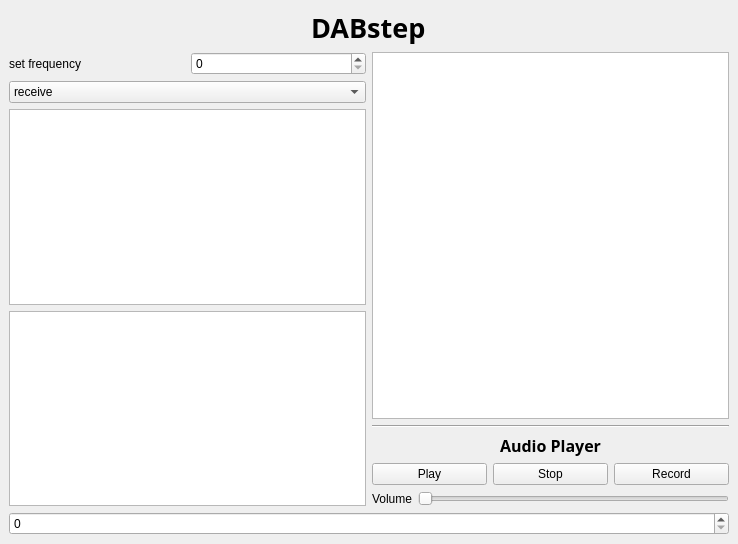
Before: the Qt Designer form python/GUI/user_frontend.ui in rubund/gr-dab, drawn with Qt 5.
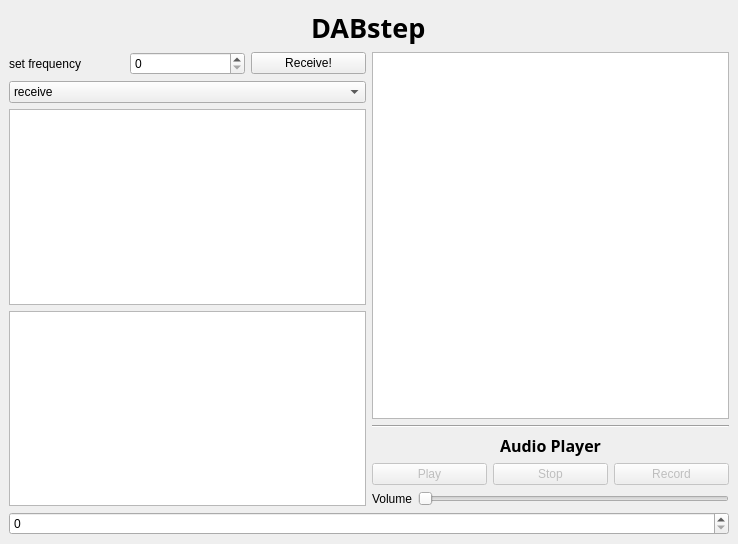
After: the same form once the commit is applied.

Commit message: GUI: enable reception

```diff
--- a/python/GUI/user_frontend.ui
+++ b/python/GUI/user_frontend.ui
@@ -48,7 +48,18 @@
            </widget>
           </item>
           <item>
-           <widget class="QSpinBox" name="spinBox_3"/>
+           <widget class="QSpinBox" name="spinbox_frequency">
+            <property name="maximum">
+             <number>1000000000</number>
+            </property>
+           </widget>
+          </item>
+          <item>
+           <widget class="QPushButton" name="btn_receive">
+            <property name="text">
+             <string>Receive!</string>
+            </property>
+           </widget>
           </item>
          </layout>
         </item>
@@ -107,21 +118,30 @@
         <item>
          <layout class="QHBoxLayout" name="horizontalLayout_5">
           <item>
-           <widget class="QPushButton" name="pushButton_2">
+           <widget class="QPushButton" name="btn_play">
+            <property name="enabled">
+             <bool>false</bool>
+            </property>
             <property name="text">
              <string>Play</string>
             </property>
            </widget>
           </item>
           <item>
-           <widget class="QPushButton" name="pushButton_3">
+           <widget class="QPushButton" name="btn_stop">
+            <property name="enabled">
+             <bool>false</bool>
+            </property>
             <property name="text">
              <string>Stop</string>
             </property>
            </widget>
           </item>
           <item>
-           <widget class="QPushButton" name="pushButton">
+           <widget class="QPushButton" name="btn_record">
+            <property name="enabled">
+             <bool>false</bool>
+            </property>
             <property name="text">
              <string>Record</string>
             </property>
```
The commit also changes 3 other files.
